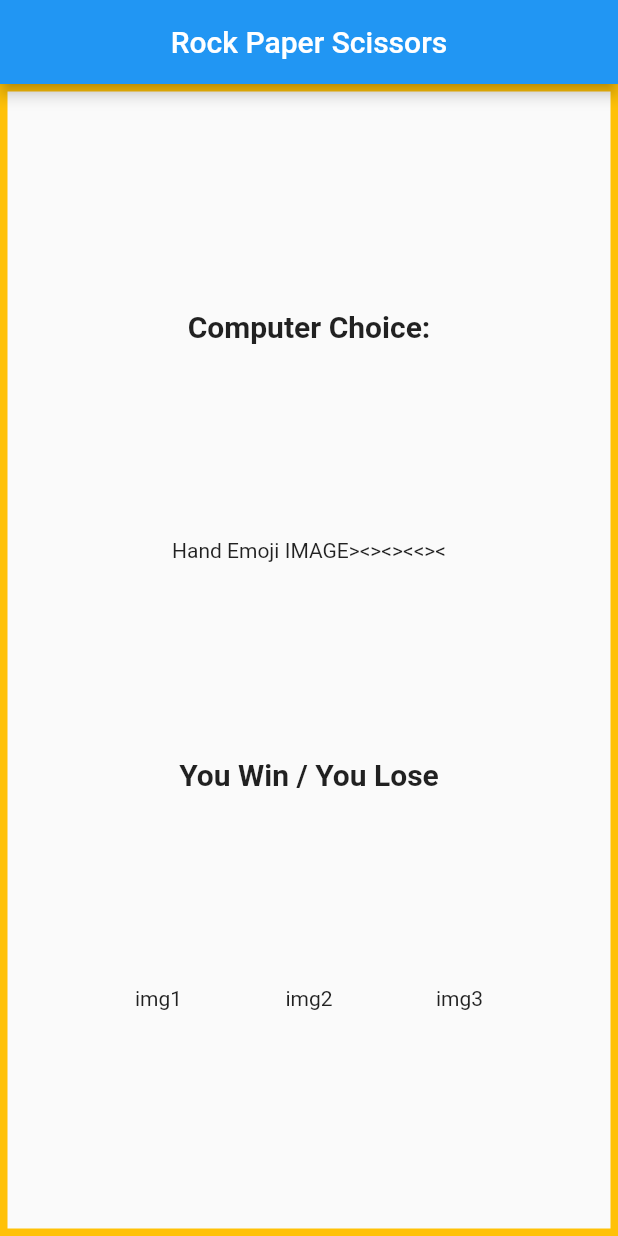
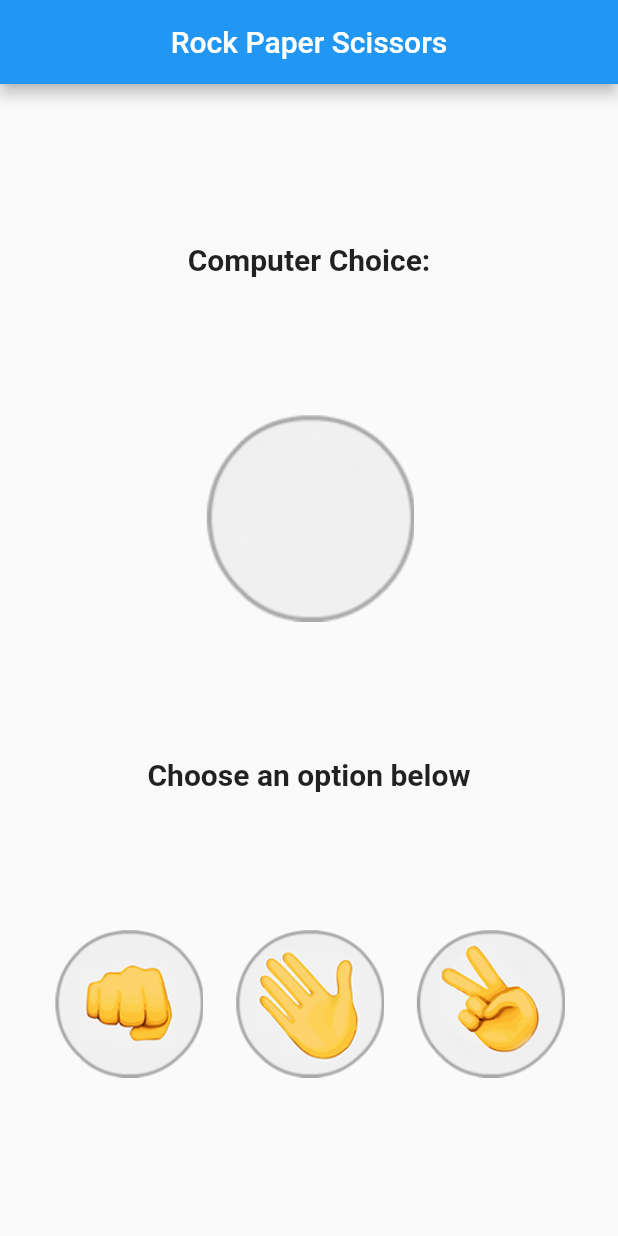
Before and after one commit to artimmy/rps_game, a Flutter app: the screen it shows after launch, on a phone screen of 412 x 824 dp. Run offline on Flutter 3.47's test engine with Material 2 defaults, Android fonts, the phone set to English and light mode, and no system bars.

Commit message:
adding game.dart, game logic

```diff
--- a/lib/game.dart
+++ b/lib/game.dart
@@ -1,3 +1,4 @@
+import 'dart:math';
 import 'package:flutter/material.dart';
 
 class Game extends StatefulWidget
@@ -10,6 +11,64 @@ class Game extends StatefulWidget
 
 class _GameState extends State<Game>
 {
+
+  var _imageCpuChoice = const AssetImage("images/default.png");
+  String _textResult = "Choose an option below";
+
+  void _selectedOption(int userChoice)
+  {
+    const options = [1,2,3];
+    int optionsIndex = Random().nextInt(3);
+    var cpuChoice = options[optionsIndex];
+
+    switch (cpuChoice)
+    {
+      case 1:
+        setState(() => _imageCpuChoice = const AssetImage("images/rock.png"));
+        break;
+      case 2:
+        setState(() => _imageCpuChoice = const AssetImage("images/paper.png"));
+        break;
+      case 3:
+        setState(() => _imageCpuChoice = const AssetImage("images/scissor.png"));
+        break;
+    }
+
+    // Winner Validation
+    //User Winner
+    if(
+        (userChoice == 1 && cpuChoice == 3) ||
+        (userChoice == 3 && cpuChoice == 2) ||
+        (userChoice == 2 && cpuChoice == 1)
+    )
+    {
+      setState(() {
+        _textResult = "Congrats!!! You Win :)";
+      });
+
+    }
+    // Cpu Winner
+    else if(
+        (cpuChoice == 1 && userChoice == 3) ||
+        (cpuChoice == 3 && userChoice == 2) ||
+        (cpuChoice == 2 && userChoice == 1)
+    )
+    {
+      setState(()
+      {
+        _textResult = "You Lose :(";
+      });
+    }
+    // Tie
+    else
+    {
+      setState(()
+      {
+        _textResult = "We have a draw ;)";
+      });
+    }
+  }
+
   @override
   Widget build(BuildContext context)
   {
@@ -22,10 +81,7 @@ class _GameState extends State<Game>
       body: Center(
 
         child: Container(
-          padding: const EdgeInsets.all(16),
-          decoration: BoxDecoration(
-            border: Border.all(width: 5, color: Colors.amber),
-          ),
+          padding: const EdgeInsets.all(15),
 
           child: Column(
             mainAxisAlignment: MainAxisAlignment.spaceEvenly,
@@ -40,30 +96,45 @@ class _GameState extends State<Game>
                 ),
               ),
 
-              //image
-              const Text("Hand Emoji IMAGE><><><<><"),
+              // image
+              Image(image: _imageCpuChoice),
 
-              //text
-              const Text(
-                "You Win / You Lose",
+              // text
+              Text(
+                _textResult,
                 textAlign: TextAlign.center,
-                style: TextStyle(
+                style: const TextStyle(
                   fontSize: 20,
                   fontWeight: FontWeight.bold,
                 ),
               ),
 
-              //row with 3 images
+              // row with 3 clickable images
               Row(
                 mainAxisAlignment: MainAxisAlignment.spaceEvenly,
-                children: const [
-                  Text("img1"),
-                  Text("img2"),
-                  Text("img3"),
-                ],
+                children: [
+
+                  InkWell(
+                    // When the user taps the button, show a snackbar.
+                    onTap: () => _selectedOption(1),
+                    child: Image.asset("images/rock.png", height: 100),
+                  ),
+                  InkWell(
+                    // When the user taps the button, show a snackbar.
+                    onTap: () => _selectedOption(2),
+                    child: Image.asset("images/paper.png", height: 100),
+                  ),
+                  InkWell(
+                    // When the user taps the button, show a snackbar.
+                    onTap: () => _selectedOption(3),
+                    child: Image.asset("images/scissor.png", height: 100),
+                  ),
+
+                ], // Row Children
+
               ),
 
-            ], //Children
+            ], // Children
 
           ),
 
```
